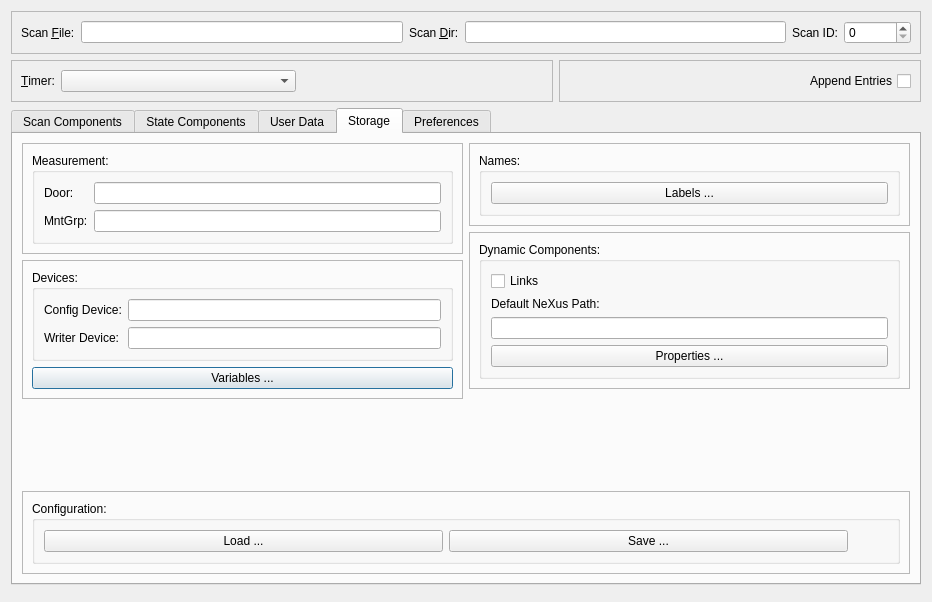
Above: nxselector/ui/selector.ui from nexdatas/nxselector before the change. Below: the same form after it.
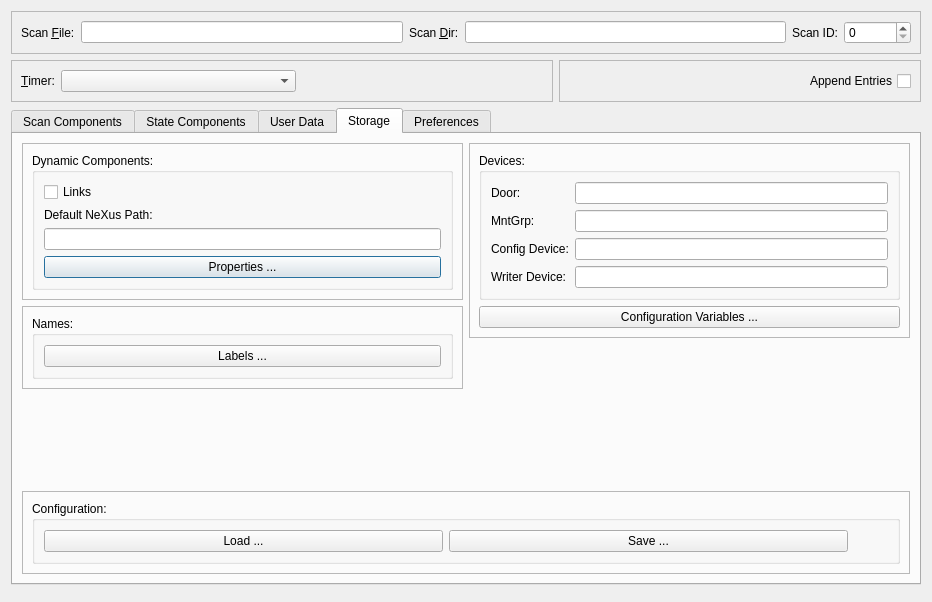
That is the form after the change. The open tabs and pages were chosen to show the change.

Diff of the .ui file:
```diff
--- a/nxselector/ui/selector.ui
+++ b/nxselector/ui/selector.ui
@@ -225,6 +225,103 @@
            <item>
             <layout class="QVBoxLayout" name="verticalLayout_6">
              <item>
+              <widget class="QFrame" name="frame_4">
+               <property name="frameShape">
+                <enum>QFrame::StyledPanel</enum>
+               </property>
+               <property name="frameShadow">
+                <enum>QFrame::Raised</enum>
+               </property>
+               <layout class="QGridLayout" name="gridLayout_19">
+                <item row="0" column="0">
+                 <widget class="QGroupBox" name="groupBox">
+                  <property name="title">
+                   <string>Dynamic Components:</string>
+                  </property>
+                  <layout class="QGridLayout" name="gridLayout_9">
+                   <item row="0" column="0">
+                    <layout class="QVBoxLayout" name="verticalLayout_2">
+                     <item>
+                      <widget class="QCheckBox" name="dcLinksCheckBox">
+                       <property name="text">
+                        <string>Links </string>
+                       </property>
+                      </widget>
+                     </item>
+                     <item>
+                      <widget class="QLabel" name="dcPathLabel">
+                       <property name="text">
+                        <string>Default NeXus Path:</string>
+                       </property>
+                       <property name="buddy">
+                        <cstring>dcPathLineEdit</cstring>
+                       </property>
+                      </widget>
+                     </item>
+                     <item>
+                      <widget class="QLineEdit" name="dcPathLineEdit"/>
+                     </item>
+                     <item>
+                      <widget class="QPushButton" name="propPushButton">
+                       <property name="text">
+                        <string>Properties ...</string>
+                       </property>
+                      </widget>
+                     </item>
+                    </layout>
+                   </item>
+                  </layout>
+                 </widget>
+                </item>
+               </layout>
+              </widget>
+             </item>
+             <item>
+              <widget class="QFrame" name="frame_2">
+               <property name="frameShape">
+                <enum>QFrame::StyledPanel</enum>
+               </property>
+               <property name="frameShadow">
+                <enum>QFrame::Raised</enum>
+               </property>
+               <layout class="QGridLayout" name="gridLayout_20">
+                <item row="0" column="0">
+                 <widget class="QGroupBox" name="groupBox_7">
+                  <property name="title">
+                   <string>Names:</string>
+                  </property>
+                  <layout class="QGridLayout" name="gridLayout_16">
+                   <item row="1" column="0">
+                    <widget class="QPushButton" name="labelsPushButton">
+                     <property name="text">
+                      <string>Labels ...</string>
+                     </property>
+                    </widget>
+                   </item>
+                  </layout>
+                 </widget>
+                </item>
+               </layout>
+              </widget>
+             </item>
+             <item>
+              <spacer name="verticalSpacer_4">
+               <property name="orientation">
+                <enum>Qt::Vertical</enum>
+               </property>
+               <property name="sizeHint" stdset="0">
+                <size>
+                 <width>332</width>
+                 <height>38</height>
+                </size>
+               </property>
+              </spacer>
+             </item>
+            </layout>
+           </item>
+           <item>
+            <layout class="QVBoxLayout" name="verticalLayout_4">
+             <item>
               <widget class="QFrame" name="frame_5">
                <property name="frameShape">
                 <enum>QFrame::StyledPanel</enum>
@@ -236,11 +333,21 @@
                 <item>
                  <widget class="QGroupBox" name="fileGroupBox">
                   <property name="title">
-                   <string>Measurement:</string>
+                   <string>Devices:</string>
                   </property>
                   <layout class="QGridLayout" name="gridLayout_5">
                    <item row="0" column="0">
                     <layout class="QGridLayout" name="gridLayout_2">
+                     <item row="2" column="0">
+                      <widget class="QLabel" name="devConfigLabel">
+                       <property name="text">
+                        <string>Config Device:</string>
+                       </property>
+                       <property name="buddy">
+                        <cstring>devConfigLineEdit</cstring>
+                       </property>
+                      </widget>
+                     </item>
                      <item row="0" column="1">
                       <widget class="QLineEdit" name="mntServerLineEdit"/>
                      </item>
@@ -267,35 +374,10 @@
                      <item row="1" column="1">
                       <widget class="QLineEdit" name="mntGrpLineEdit"/>
                      </item>
-                    </layout>
-                   </item>
-                  </layout>
-                 </widget>
-                </item>
-               </layout>
-              </widget>
-             </item>
-             <item>
-              <widget class="QFrame" name="frame_3">
-               <property name="frameShape">
-                <enum>QFrame::StyledPanel</enum>
-               </property>
-               <property name="frameShadow">
-                <enum>QFrame::Raised</enum>
-               </property>
-               <layout class="QGridLayout" name="gridLayout_18">
-                <item row="0" column="0">
-                 <widget class="QGroupBox" name="deviceGroupBox">
-                  <property name="title">
-                   <string>Devices:</string>
-                  </property>
-                  <layout class="QGridLayout" name="gridLayout_7">
-                   <item row="0" column="0">
-                    <layout class="QGridLayout" name="gridLayout_6">
-                     <item row="0" column="1">
+                     <item row="2" column="1">
                       <widget class="QLineEdit" name="devConfigLineEdit"/>
                      </item>
-                     <item row="1" column="0">
+                     <item row="3" column="0">
                       <widget class="QLabel" name="devWriterLabel">
                        <property name="text">
                         <string>Writer Device:</string>
@@ -305,126 +387,19 @@
                        </property>
                       </widget>
                      </item>
-                     <item row="1" column="1">
+                     <item row="3" column="1">
                       <widget class="QLineEdit" name="devWriterLineEdit"/>
                      </item>
-                     <item row="0" column="0">
-                      <widget class="QLabel" name="devConfigLabel">
-                       <property name="text">
-                        <string>Config Device:</string>
-                       </property>
-                       <property name="buddy">
-                        <cstring>devConfigLineEdit</cstring>
-                       </property>
-                      </widget>
-                     </item>
                     </layout>
                    </item>
                   </layout>
                  </widget>
                 </item>
-                <item row="1" column="0">
+                <item>
                  <widget class="QPushButton" name="devConfigPushButton">
                   <property name="text">
-                   <string>Variables ...</string>
+                   <string>Configuration Variables ...</string>
                   </property>
-                 </widget>
-                </item>
-               </layout>
-              </widget>
-             </item>
-             <item>
-              <spacer name="verticalSpacer_4">
-               <property name="orientation">
-                <enum>Qt::Vertical</enum>
-               </property>
-               <property name="sizeHint" stdset="0">
-                <size>
-                 <width>332</width>
-                 <height>38</height>
-                </size>
-               </property>
-              </spacer>
-             </item>
-            </layout>
-           </item>
-           <item>
-            <layout class="QVBoxLayout" name="verticalLayout_4">
-             <item>
-              <widget class="QFrame" name="frame_2">
-               <property name="frameShape">
-                <enum>QFrame::StyledPanel</enum>
-               </property>
-               <property name="frameShadow">
-                <enum>QFrame::Raised</enum>
-               </property>
-               <layout class="QGridLayout" name="gridLayout_20">
-                <item row="0" column="0">
-                 <widget class="QGroupBox" name="groupBox_7">
-                  <property name="title">
-                   <string>Names:</string>
-                  </property>
-                  <layout class="QGridLayout" name="gridLayout_16">
-                   <item row="1" column="0">
-                    <widget class="QPushButton" name="labelsPushButton">
-                     <property name="text">
-                      <string>Labels ...</string>
-                     </property>
-                    </widget>
-                   </item>
-                  </layout>
-                 </widget>
-                </item>
-               </layout>
-              </widget>
-             </item>
-             <item>
-              <widget class="QFrame" name="frame_4">
-               <property name="frameShape">
-                <enum>QFrame::StyledPanel</enum>
-               </property>
-               <property name="frameShadow">
-                <enum>QFrame::Raised</enum>
-               </property>
-               <layout class="QGridLayout" name="gridLayout_19">
-                <item row="0" column="0">
-                 <widget class="QGroupBox" name="groupBox">
-                  <property name="title">
-                   <string>Dynamic Components:</string>
-                  </property>
-                  <layout class="QGridLayout" name="gridLayout_9">
-                   <item row="0" column="0">
-                    <layout class="QVBoxLayout" name="verticalLayout_2">
-                     <item>
-                      <widget class="QCheckBox" name="dcLinksCheckBox">
-                       <property name="text">
-                        <string>Links </string>
-                       </property>
-                      </widget>
-                     </item>
-                     <item>
-                      <widget class="QLabel" name="dcPathLabel">
-                       <property name="text">
-                        <string>Default NeXus Path:</string>
-                       </property>
-                       <property name="buddy">
-                        <cstring>dcPathLineEdit</cstring>
-                       </property>
-                      </widget>
-                     </item>
-                     <item>
-                      <widget class="QLineEdit" name="dcPathLineEdit"/>
-                     </item>
-                     <item>
-                      <widget class="QPushButton" name="propPushButton">
-                       <property name="text">
-                        <string>Properties ...</string>
-                       </property>
-                      </widget>
-                     </item>
-                    </layout>
-                   </item>
-                  </layout>
                  </widget>
                 </item>
                </layout>
```
Left out of the diff: 3 changed lines with no effect on the pictures.
